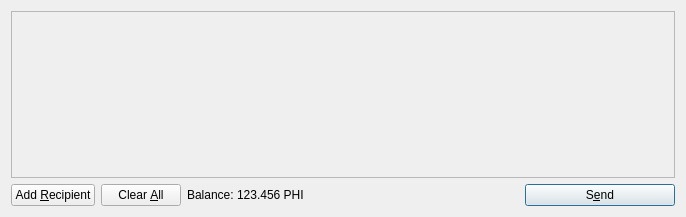
The window that src/qt/forms/sendcoinsdialog.ui (bryceweiner/nautiluscoin) describes before a commit, drawn with Qt 5.
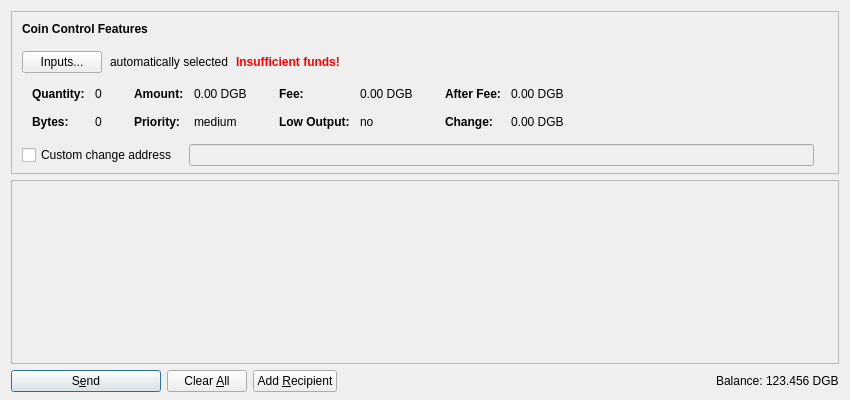
The same window after the commit. Icons and pictures are not drawn. Custom widgets are drawn as their Qt base class.

Commit message: Import of DigiByte 2.9.1 codebase

The edit to the form file:
```diff
--- a/src/qt/forms/sendcoinsdialog.ui
+++ b/src/qt/forms/sendcoinsdialog.ui
@@ -6,14 +6,603 @@
    <rect>
     <x>0</x>
     <y>0</y>
-    <width>686</width>
-    <height>217</height>
+    <width>850</width>
+    <height>400</height>
    </rect>
   </property>
   <property name="windowTitle">
    <string>Send Coins</string>
   </property>
-  <layout class="QVBoxLayout" name="verticalLayout">
+  <layout class="QVBoxLayout" name="verticalLayout" stretch="0,1,0">
+   <property name="bottomMargin">
+    <number>8</number>
+   </property>
+   <item>
+    <widget class="QFrame" name="frameCoinControl">
+     <property name="sizePolicy">
+      <sizepolicy hsizetype="Expanding" vsizetype="Expanding">
+       <horstretch>0</horstretch>
+       <verstretch>0</verstretch>
+      </sizepolicy>
+     </property>
+     <property name="maximumSize">
+      <size>
+       <width>16777215</width>
+       <height>16777215</height>
+      </size>
+     </property>
+     <property name="frameShape">
+      <enum>QFrame::StyledPanel</enum>
+     </property>
+     <property name="frameShadow">
+      <enum>QFrame::Sunken</enum>
+     </property>
+     <layout class="QVBoxLayout" name="verticalLayoutCoinControl2">
+      <property name="spacing">
+       <number>0</number>
+      </property>
+      <property name="leftMargin">
+       <number>0</number>
+      </property>
+      <property name="topMargin">
+       <number>0</number>
+      </property>
+      <property name="rightMargin">
+       <number>0</number>
+      </property>
+      <property name="bottomMargin">
+       <number>6</number>
+      </property>
+      <item>
+       <layout class="QVBoxLayout" name="verticalLayoutCoinControl" stretch="0,0,0,0,1">
+        <property name="spacing">
+         <number>0</number>
+        </property>
+        <property name="leftMargin">
+         <number>10</number>
+        </property>
+        <property name="topMargin">
+         <number>10</number>
+        </property>
+        <item>
+         <layout class="QHBoxLayout" name="horizontalLayoutCoinControl1">
+          <property name="bottomMargin">
+           <number>15</number>
+          </property>
+          <item>
+           <widget class="QLabel" name="labelCoinControlFeatures">
+            <property name="sizePolicy">
+             <sizepolicy hsizetype="Preferred" vsizetype="Maximum">
+              <horstretch>0</horstretch>
+              <verstretch>0</verstretch>
+             </sizepolicy>
+            </property>
+            <property name="font">
+             <font>
+              <weight>75</weight>
+              <bold>true</bold>
+             </font>
+            </property>
+            <property name="styleSheet">
+             <string notr="true">font-weight:bold;</string>
+            </property>
+            <property name="text">
+             <string>Coin Control Features</string>
+            </property>
+           </widget>
+          </item>
+         </layout>
+        </item>
+        <item>
+         <layout class="QHBoxLayout" name="horizontalLayoutCoinControl2" stretch="0,0,0,0">
+          <property name="spacing">
+           <number>8</number>
+          </property>
+          <property name="bottomMargin">
+           <number>10</number>
+          </property>
+          <item>
+           <widget class="QPushButton" name="pushButtonCoinControl">
+            <property name="styleSheet">
+             <string notr="true"/>
+            </property>
+            <property name="text">
+             <string>Inputs...</string>
+            </property>
+           </widget>
+          </item>
+          <item>
+           <widget class="QLabel" name="labelCoinControlAutomaticallySelected">
+            <property name="text">
+             <string>automatically selected</string>
+            </property>
+            <property name="margin">
+             <number>5</number>
+            </property>
+           </widget>
+          </item>
+          <item>
+           <widget class="QLabel" name="labelCoinControlInsuffFunds">
+            <property name="font">
+             <font>
+              <weight>75</weight>
+              <bold>true</bold>
+             </font>
+            </property>
+            <property name="styleSheet">
+             <string notr="true">color:red;font-weight:bold;</string>
+            </property>
+            <property name="text">
+             <string>Insufficient funds!</string>
+            </property>
+            <property name="margin">
+             <number>5</number>
+            </property>
+           </widget>
+          </item>
+          <item>
+           <spacer name="horizontalSpacerCoinControl">
+            <property name="orientation">
+             <enum>Qt::Horizontal</enum>
+            </property>
+            <property name="sizeHint" stdset="0">
+             <size>
+              <width>40</width>
+              <height>1</height>
+             </size>
+            </property>
+           </spacer>
+          </item>
+         </layout>
+        </item>
+        <item>
+         <widget class="QWidget" name="widgetCoinControl" native="true">
+          <property name="sizePolicy">
+           <sizepolicy hsizetype="Preferred" vsizetype="Preferred">
+            <horstretch>0</horstretch>
+            <verstretch>0</verstretch>
+           </sizepolicy>
+          </property>
+          <property name="minimumSize">
+           <size>
+            <width>0</width>
+            <height>0</height>
+           </size>
+          </property>
+          <property name="styleSheet">
+           <string notr="true"/>
+          </property>
+          <layout class="QHBoxLayout" name="horizontalLayoutCoinControl5">
+           <property name="leftMargin">
+            <number>0</number>
+           </property>
+           <property name="topMargin">
+            <number>0</number>
+           </property>
+           <property name="rightMargin">
+            <number>0</number>
+           </property>
+           <property name="bottomMargin">
+            <number>0</number>
+           </property>
+           <item>
+            <layout class="QHBoxLayout" name="horizontalLayoutCoinControl3" stretch="0,0,0,1">
+             <property name="spacing">
+              <number>20</number>
+             </property>
+             <property name="topMargin">
+              <number>0</number>
+             </property>
+             <property name="bottomMargin">
+              <number>10</number>
+             </property>
+             <item>
+              <layout class="QFormLayout" name="formLayoutCoinControl1">
+               <property name="horizontalSpacing">
+                <number>10</number>
+               </property>
+               <property name="verticalSpacing">
+                <number>14</number>
+               </property>
+               <property name="leftMargin">
+                <number>10</number>
+               </property>
+               <property name="topMargin">
+                <number>4</number>
+               </property>
+               <property name="rightMargin">
+                <number>6</number>
+               </property>
+               <item row="0" column="0">
+                <widget class="QLabel" name="labelCoinControlQuantityText">
+                 <property name="font">
+                  <font>
+                   <weight>75</weight>
+                   <bold>true</bold>
+                  </font>
+                 </property>
+                 <property name="text">
+                  <string>Quantity:</string>
+                 </property>
+                 <property name="margin">
+                  <number>0</number>
+                 </property>
+                </widget>
+               </item>
+               <item row="0" column="1">
+                <widget class="QLabel" name="labelCoinControlQuantity">
+                 <property name="cursor">
+                  <cursorShape>IBeamCursor</cursorShape>
+                 </property>
+                 <property name="contextMenuPolicy">
+                  <enum>Qt::ActionsContextMenu</enum>
+                 </property>
+                 <property name="text">
+                  <string notr="true">0</string>
+                 </property>
+                 <property name="margin">
+                  <number>0</number>
+                 </property>
+                 <property name="textInteractionFlags">
+                  <set>Qt::LinksAccessibleByMouse|Qt::TextSelectableByKeyboard|Qt::TextSelectableByMouse</set>
+                 </property>
+                </widget>
+               </item>
+               <item row="1" column="0">
+                <widget class="QLabel" name="labelCoinControlBytesText">
+                 <property name="font">
+                  <font>
+                   <weight>75</weight>
+                   <bold>true</bold>
+                  </font>
+                 </property>
+                 <property name="text">
+                  <string>Bytes:</string>
+                 </property>
+                </widget>
+               </item>
+               <item row="1" column="1">
+                <widget class="QLabel" name="labelCoinControlBytes">
+                 <property name="cursor">
+                  <cursorShape>IBeamCursor</cursorShape>
+                 </property>
+                 <property name="contextMenuPolicy">
+                  <enum>Qt::ActionsContextMenu</enum>
+                 </property>
+                 <property name="text">
+                  <string notr="true">0</string>
+                 </property>
+                 <property name="textInteractionFlags">
+                  <set>Qt::LinksAccessibleByMouse|Qt::TextSelectableByKeyboard|Qt::TextSelectableByMouse</set>
+                 </property>
+                </widget>
+               </item>
+              </layout>
+             </item>
+             <item>
+              <layout class="QFormLayout" name="formLayoutCoinControl2">
+               <property name="horizontalSpacing">
+                <number>10</number>
+               </property>
+               <property name="verticalSpacing">
+                <number>14</number>
+               </property>
+               <property name="leftMargin">
+                <number>6</number>
+               </property>
+               <property name="topMargin">
+                <number>4</number>
+               </property>
+               <property name="rightMargin">
+                <number>6</number>
+               </property>
+               <item row="0" column="0">
+                <widget class="QLabel" name="labelCoinControlAmountText">
+                 <property name="font">
+                  <font>
+                   <weight>75</weight>
+                   <bold>true</bold>
+                  </font>
+                 </property>
+                 <property name="text">
+                  <string>Amount:</string>
+                 </property>
+                 <property name="margin">
+                  <number>0</number>
+                 </property>
+                </widget>
+               </item>
+               <item row="0" column="1">
+                <widget class="QLabel" name="labelCoinControlAmount">
+                 <property name="cursor">
+                  <cursorShape>IBeamCursor</cursorShape>
+                 </property>
+                 <property name="contextMenuPolicy">
+                  <enum>Qt::ActionsContextMenu</enum>
+                 </property>
+                 <property name="text">
+                  <string notr="true">0.00 DGB</string>
+                 </property>
+                 <property name="textInteractionFlags">
+                  <set>Qt::LinksAccessibleByMouse|Qt::TextSelectableByKeyboard|Qt::TextSelectableByMouse</set>
+                 </property>
+                </widget>
+               </item>
+               <item row="1" column="0">
+                <widget class="QLabel" name="labelCoinControlPriorityText">
+                 <property name="font">
+                  <font>
+                   <weight>75</weight>
+                   <bold>true</bold>
+                  </font>
+                 </property>
+                 <property name="text">
+                  <string>Priority:</string>
+                 </property>
+                </widget>
+               </item>
+               <item row="1" column="1">
+                <widget class="QLabel" name="labelCoinControlPriority">
+                 <property name="cursor">
+                  <cursorShape>IBeamCursor</cursorShape>
+                 </property>
+                 <property name="contextMenuPolicy">
+                  <enum>Qt::ActionsContextMenu</enum>
+                 </property>
+                 <property name="text">
+                  <string notr="true">medium</string>
+                 </property>
+                 <property name="textInteractionFlags">
+                  <set>Qt::LinksAccessibleByMouse|Qt::TextSelectableByKeyboard|Qt::TextSelectableByMouse</set>
+                 </property>
+                </widget>
+               </item>
+              </layout>
+             </item>
+             <item>
+              <layout class="QFormLayout" name="formLayoutCoinControl3">
+               <property name="horizontalSpacing">
+                <number>10</number>
+               </property>
+               <property name="verticalSpacing">
+                <number>14</number>
+               </property>
+               <property name="leftMargin">
+                <number>6</number>
+               </property>
+               <property name="topMargin">
+                <number>4</number>
+               </property>
+               <property name="rightMargin">
+                <number>6</number>
+               </property>
+               <item row="0" column="0">
+                <widget class="QLabel" name="labelCoinControlFeeText">
+                 <property name="font">
+                  <font>
+                   <weight>75</weight>
+                   <bold>true</bold>
+                  </font>
+                 </property>
+                 <property name="text">
+                  <string>Fee:</string>
+                 </property>
+                 <property name="margin">
+                  <number>0</number>
+                 </property>
+                </widget>
+               </item>
+               <item row="0" column="1">
+                <widget class="QLabel" name="labelCoinControlFee">
+                 <property name="cursor">
+                  <cursorShape>IBeamCursor</cursorShape>
+                 </property>
+                 <property name="contextMenuPolicy">
+                  <enum>Qt::ActionsContextMenu</enum>
+                 </property>
+                 <property name="text">
+                  <string notr="true">0.00 DGB</string>
+                 </property>
+                 <property name="textInteractionFlags">
+                  <set>Qt::LinksAccessibleByMouse|Qt::TextSelectableByKeyboard|Qt::TextSelectableByMouse</set>
+                 </property>
+                </widget>
+               </item>
+               <item row="1" column="0">
+                <widget class="QLabel" name="labelCoinControlLowOutputText">
+                 <property name="font">
+                  <font>
+                   <weight>75</weight>
+                   <bold>true</bold>
+                  </font>
+                 </property>
+                 <property name="text">
+                  <string>Low Output:</string>
+                 </property>
+                </widget>
+               </item>
+               <item row="1" column="1">
+                <widget class="QLabel" name="labelCoinControlLowOutput">
+                 <property name="cursor">
+                  <cursorShape>IBeamCursor</cursorShape>
+                 </property>
+                 <property name="contextMenuPolicy">
+                  <enum>Qt::ActionsContextMenu</enum>
+                 </property>
+                 <property name="text">
+                  <string notr="true">no</string>
+                 </property>
+                 <property name="textInteractionFlags">
+                  <set>Qt::LinksAccessibleByMouse|Qt::TextSelectableByKeyboard|Qt::TextSelectableByMouse</set>
+                 </property>
+                </widget>
+               </item>
+              </layout>
+             </item>
+             <item>
+              <layout class="QFormLayout" name="formLayoutCoinControl4">
+               <property name="horizontalSpacing">
+                <number>10</number>
+               </property>
+               <property name="verticalSpacing">
+                <number>14</number>
+               </property>
+               <property name="leftMargin">
+                <number>6</number>
+               </property>
+               <property name="topMargin">
+                <number>4</number>
+               </property>
+               <property name="rightMargin">
+                <number>6</number>
+               </property>
+               <item row="0" column="0">
+                <widget class="QLabel" name="labelCoinControlAfterFeeText">
+                 <property name="font">
+                  <font>
+                   <weight>75</weight>
+                   <bold>true</bold>
+                  </font>
+                 </property>
+                 <property name="text">
+                  <string>After Fee:</string>
+                 </property>
+                 <property name="margin">
+                  <number>0</number>
+                 </property>
+                </widget>
+               </item>
+               <item row="0" column="1">
+                <widget class="QLabel" name="labelCoinControlAfterFee">
+                 <property name="cursor">
+                  <cursorShape>IBeamCursor</cursorShape>
+                 </property>
+                 <property name="contextMenuPolicy">
+                  <enum>Qt::ActionsContextMenu</enum>
+                 </property>
+                 <property name="text">
+                  <string notr="true">0.00 DGB</string>
+                 </property>
+                 <property name="textInteractionFlags">
+                  <set>Qt::LinksAccessibleByMouse|Qt::TextSelectableByKeyboard|Qt::TextSelectableByMouse</set>
+                 </property>
+                </widget>
+               </item>
+               <item row="1" column="0">
+                <widget class="QLabel" name="labelCoinControlChangeText">
+                 <property name="font">
+                  <font>
+                   <weight>75</weight>
+                   <bold>true</bold>
+                  </font>
+                 </property>
+                 <property name="text">
+                  <string>Change:</string>
+                 </property>
+                </widget>
+               </item>
+               <item row="1" column="1">
+                <widget class="QLabel" name="labelCoinControlChange">
+                 <property name="cursor">
+                  <cursorShape>IBeamCursor</cursorShape>
+                 </property>
+                 <property name="contextMenuPolicy">
+                  <enum>Qt::ActionsContextMenu</enum>
+                 </property>
+                 <property name="text">
+                  <string notr="true">0.00 DGB</string>
+                 </property>
+                 <property name="textInteractionFlags">
+                  <set>Qt::LinksAccessibleByMouse|Qt::TextSelectableByKeyboard|Qt::TextSelectableByMouse</set>
+                 </property>
+                </widget>
+               </item>
+              </layout>
+             </item>
+            </layout>
+           </item>
+          </layout>
+         </widget>
+        </item>
+        <item>
+         <layout class="QHBoxLayout" name="horizontalLayoutCoinControl4" stretch="0,0,0">
+          <property name="spacing">
+           <number>12</number>
+          </property>
+          <property name="sizeConstraint">
+           <enum>QLayout::SetDefaultConstraint</enum>
+          </property>
+          <property name="topMargin">
+           <number>5</number>
+          </property>
+          <property name="rightMargin">
+           <number>5</number>
+          </property>
+          <item>
+           <widget class="QCheckBox" name="checkBoxCoinControlChange">
+            <property name="toolTip">
+             <string>If this is activated, but the change address is empty or invalid, change will be sent to a newly generated address.</string>
+            </property>
+            <property name="text">
+             <string>Custom change address</string>
+            </property>
+           </widget>
+          </item>
+          <item>
+           <widget class="QValidatedLineEdit" name="lineEditCoinControlChange">
+            <property name="enabled">
+             <bool>false</bool>
+            </property>
+            <property name="sizePolicy">
+             <sizepolicy hsizetype="Expanding" vsizetype="Fixed">
+              <horstretch>0</horstretch>
+              <verstretch>0</verstretch>
+             </sizepolicy>
+            </property>
+           </widget>
+          </item>
+          <item>
+           <widget class="QLabel" name="labelCoinControlChangeLabel">
+            <property name="sizePolicy">
+             <sizepolicy hsizetype="Preferred" vsizetype="Expanding">
+              <horstretch>0</horstretch>
+              <verstretch>0</verstretch>
+             </sizepolicy>
+            </property>
+            <property name="minimumSize">
+             <size>
+              <width>0</width>
+              <height>0</height>
+             </size>
+            </property>
+            <property name="text">
+             <string/>
+            </property>
+            <property name="margin">
+             <number>3</number>
+            </property>
+           </widget>
+          </item>
+         </layout>
+        </item>
+        <item>
+         <spacer name="verticalSpacerCoinControl">
+          <property name="orientation">
+           <enum>Qt::Vertical</enum>
+          </property>
+          <property name="sizeHint" stdset="0">
+           <size>
+            <width>800</width>
+            <height>1</height>
+           </size>
+          </property>
+         </spacer>
+        </item>
+       </layout>
+      </item>
+     </layout>
+    </widget>
+   </item>
    <item>
     <widget class="QScrollArea" name="scrollArea">
      <property name="widgetResizable">
@@ -24,12 +613,21 @@
        <rect>
         <x>0</x>
         <y>0</y>
-        <width>666</width>
-        <height>165</height>
+        <width>830</width>
+        <height>178</height>
        </rect>
       </property>
-      <layout class="QVBoxLayout" name="verticalLayout_2">
-       <property name="margin">
+      <layout class="QVBoxLayout" name="verticalLayout_2" stretch="0,1">
+       <property name="leftMargin">
+        <number>0</number>
+       </property>
+       <property name="topMargin">
+        <number>0</number>
+       </property>
+       <property name="rightMargin">
+        <number>0</number>
+       </property>
+       <property name="bottomMargin">
         <number>0</number>
        </property>
        <item>
@@ -59,19 +657,25 @@
    <item>
     <layout class="QHBoxLayout" name="horizontalLayout">
      <item>
-      <widget class="QPushButton" name="addButton">
+      <widget class="QPushButton" name="sendButton">
+       <property name="minimumSize">
+        <size>
+         <width>150</width>
+         <height>0</height>
+        </size>
+       </property>
        <property name="toolTip">
         <string>Send to multiple recipients at once</string>
        </property>
        <property name="text">
-        <string>Add &amp;Recipient</string>
+        <string>S&amp;end</string>
        </property>
        <property name="icon">
         <iconset resource="../bitcoin.qrc">
          <normaloff>:/icons/add</normaloff>:/icons/add</iconset>
        </property>
-       <property name="autoDefault">
-        <bool>false</bool>
+       <property name="default">
+        <bool>true</bool>
        </property>
       </widget>
      </item>
@@ -101,6 +705,36 @@
        </property>
       </widget>
      </item>
+     <item>
+      <widget class="QPushButton" name="addButton">
+       <property name="toolTip">
+        <string>Send to multiple recipients at once</string>
+       </property>
+       <property name="text">
+        <string>Add &amp;Recipient</string>
+       </property>
+       <property name="icon">
+        <iconset resource="../digibyte.qrc">
+         <normaloff>:/icons/add</normaloff>:/icons/add</iconset>
+       </property>
+       <property name="autoDefault">
+        <bool>false</bool>
+       </property>
+      </widget>
+     </item>
+     <item>
+      <spacer name="horizontalSpacer">
+       <property name="orientation">
+        <enum>Qt::Horizontal</enum>
+       </property>
+       <property name="sizeHint" stdset="0">
+        <size>
+         <width>40</width>
+         <height>20</height>
+        </size>
+       </property>
+      </spacer>
+     </item>
      <item>
       <layout class="QHBoxLayout" name="horizontalLayout_2">
        <property name="spacing">
@@ -108,6 +742,12 @@
        </property>
        <item>
         <widget class="QLabel" name="label">
+         <property name="sizePolicy">
+          <sizepolicy hsizetype="Preferred" vsizetype="Fixed">
+           <horstretch>0</horstretch>
+           <verstretch>0</verstretch>
+          </sizepolicy>
+         </property>
          <property name="text">
           <string>Balance:</string>
          </property>
@@ -115,11 +755,17 @@
        </item>
        <item>
         <widget class="QLabel" name="labelBalance">
+         <property name="sizePolicy">
+          <sizepolicy hsizetype="Preferred" vsizetype="Fixed">
+           <horstretch>0</horstretch>
+           <verstretch>0</verstretch>
+          </sizepolicy>
+         </property>
          <property name="cursor">
           <cursorShape>IBeamCursor</cursorShape>
          </property>
          <property name="text">
-          <string>123.456 PHI</string>
+          <string notr="true">123.456 DGB</string>
          </property>
          <property name="textInteractionFlags">
           <set>Qt::LinksAccessibleByMouse|Qt::TextSelectableByKeyboard|Qt::TextSelectableByMouse</set>
@@ -128,46 +774,17 @@
        </item>
       </layout>
      </item>
-     <item>
-      <spacer name="horizontalSpacer">
-       <property name="orientation">
-        <enum>Qt::Horizontal</enum>
-       </property>
-       <property name="sizeHint" stdset="0">
-        <size>
-         <width>40</width>
-         <height>20</height>
-        </size>
-       </property>
-      </spacer>
-     </item>
-     <item>
-      <widget class="QPushButton" name="sendButton">
-       <property name="minimumSize">
-        <size>
-         <width>150</width>
-         <height>0</height>
-        </size>
-       </property>
-       <property name="toolTip">
-        <string>Confirm the send action</string>
-       </property>
-       <property name="text">
-        <string>S&amp;end</string>
-       </property>
-       <property name="icon">
-        <iconset resource="../bitcoin.qrc">
-         <normaloff>:/icons/send</normaloff>:/icons/send</iconset>
-       </property>
-       <property name="default">
-        <bool>true</bool>
-       </property>
-      </widget>
-     </item>
     </layout>
    </item>
   </layout>
  </widget>
+ <customwidgets>
+  <customwidget>
+   <class>QValidatedLineEdit</class>
+   <extends>QLineEdit</extends>
+   <header>qvalidatedlineedit.h</header>
+  </customwidget>
+ </customwidgets>
  <resources>
   <include location="../bitcoin.qrc"/>
  </resources>
```
Left out of the diff: 12 changed lines with no effect on the pictures. The commit also changes 898 other files.
